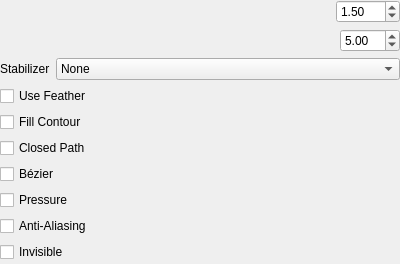
First picture: the form in app/ui/strokeoptionswidget.ui, repository MakiNoAtorie/JustAnimate, before the edit.
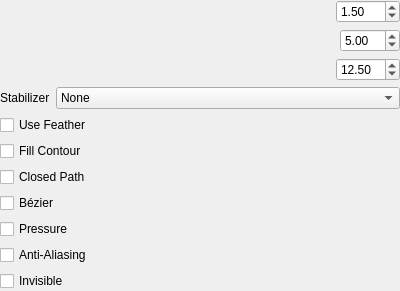
Second picture: the form after the edit. Custom widgets are drawn as their Qt base class.

Commit message:
Spacing % setting for Pencil, Brush and Eraser
Fixes #41

Patch:
```diff
--- a/app/ui/strokeoptionswidget.ui
+++ b/app/ui/strokeoptionswidget.ui
@@ -101,6 +101,42 @@
      </item>
     </layout>
    </item>
+   <item>
+    <layout class="QHBoxLayout" name="horizontalLayoutSpacing">
+     <item>
+      <widget class="SpinSlider" name="spacingSlider" native="true">
+       <property name="toolTip">
+        <string>Set dab spacing as a percentage of the stroke width</string>
+       </property>
+      </widget>
+     </item>
+     <item>
+      <widget class="QDoubleSpinBox" name="spacingSpinBox">
+       <property name="sizePolicy">
+        <sizepolicy hsizetype="Fixed" vsizetype="Fixed">
+         <horstretch>0</horstretch>
+         <verstretch>0</verstretch>
+        </sizepolicy>
+       </property>
+       <property name="minimumSize">
+        <size>
+         <width>60</width>
+         <height>0</height>
+        </size>
+       </property>
+       <property name="minimum">
+        <double>1.000000000000000</double>
+       </property>
+       <property name="maximum">
+        <double>400.000000000000000</double>
+       </property>
+       <property name="value">
+        <double>12.500000000000000</double>
+       </property>
+      </widget>
+     </item>
+    </layout>
+   </item>
    <item>
     <layout class="QHBoxLayout" name="horizontalLayout_4" stretch="0,1">
      <item>
```
The commit also changes 12 other files.
